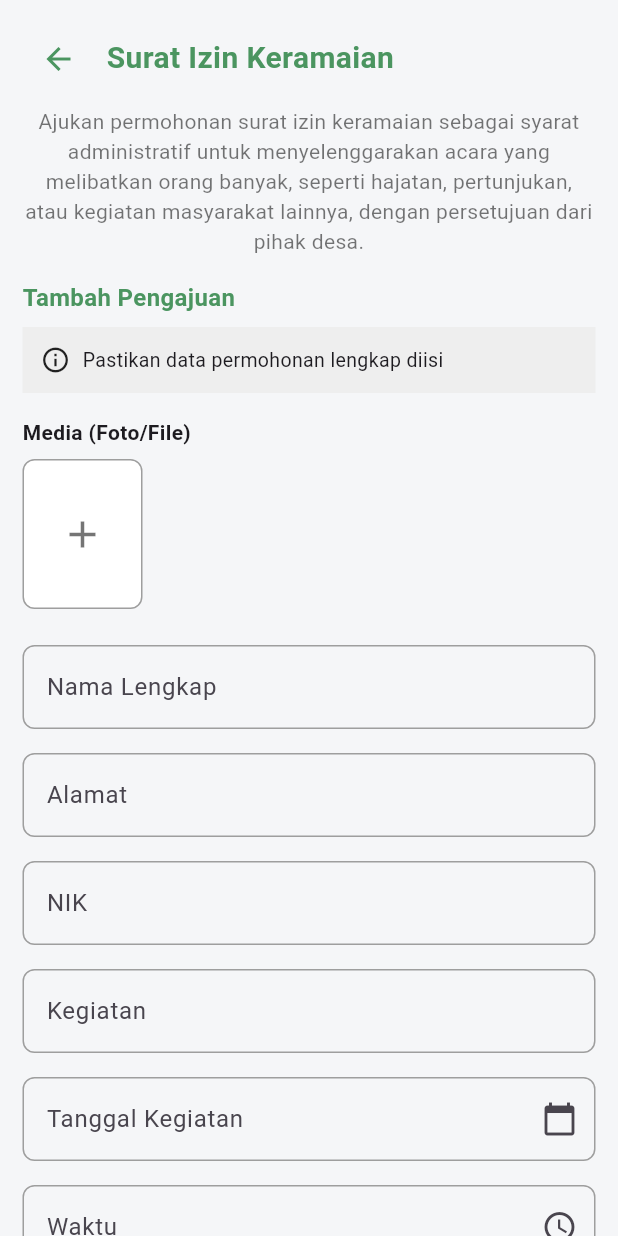
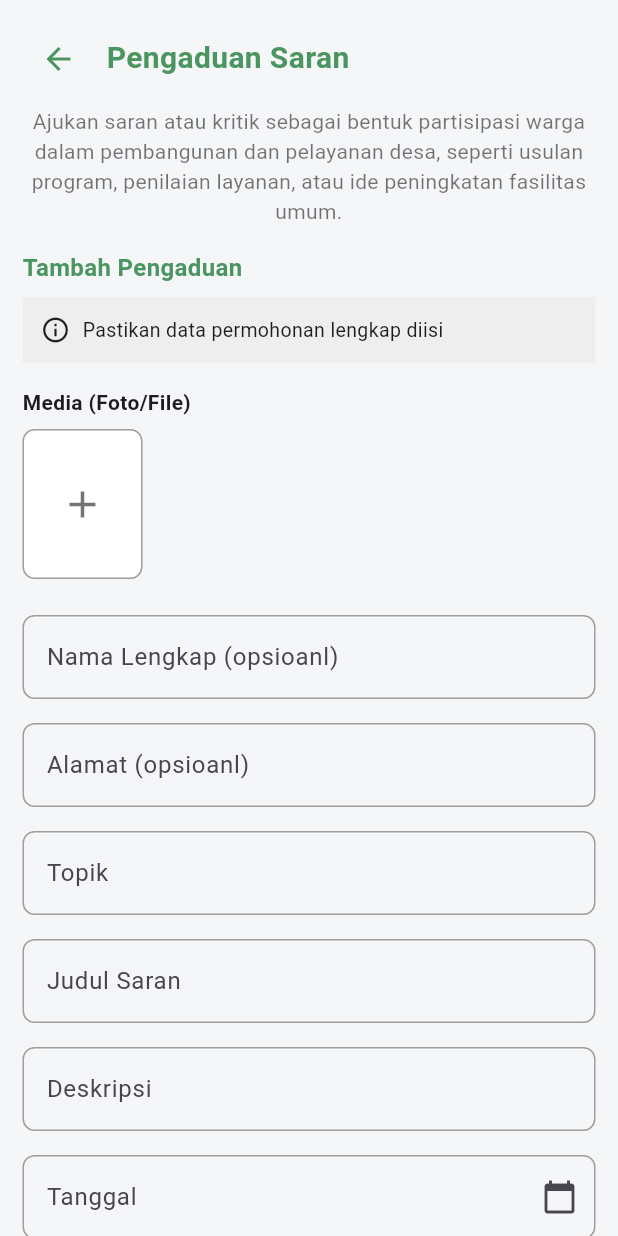
Before and after one commit to Donnz9/E-LaDes-2.0, a Flutter app: the PengaduanSaran screen opened directly with empty values, on a phone screen of 412 x 824 dp. Run offline on Flutter 3.47's test engine with Material 3 defaults, Android fonts, the phone set to English and light mode, and no system bars; our stand-ins replace file_picker, firebase_auth, firebase_core, google_fonts, google_sign_in, image_picker and 2 more; accounts and stored records are empty.

Commit message:
pengaduan saran

```diff
--- a/lib/Pages/Screens/Pengaduan/infrastruktur/infrastruktur.dart
+++ b/lib/Pages/Screens/Pengaduan/infrastruktur/infrastruktur.dart
@@ -206,7 +206,7 @@ class _PengaduanInfrastrukturState extends State<PengaduanInfrastruktur> {
                     Navigator.pop(context);
 
                     if (response['status'] == 'success') {
-                      Snackbar.show(context, "Pengaduan berhasil dikirim!");
+                      Snackbar.show(context, "Pengaduan berhasil dikirim!\nTerima kasih atas laporanya");
                       Navigator.pop(context);
                       widget.onNavigate(2);
                     } else {
--- a/lib/Pages/Screens/Pengaduan/saran/saran.dart
+++ b/lib/Pages/Screens/Pengaduan/saran/saran.dart
@@ -1,9 +1,8 @@
 import 'package:elades20/Models/user_model.dart';
 import 'package:elades20/Pages/Widgets/form_widgets.dart';
 import 'package:elades20/Pages/Widgets/snackbar.dart';
-import 'package:elades20/Services/Pengajuan/pengajuan_service.dart';
+import 'package:elades20/Services/Pengaduan/pengaduan_service.dart';
 import 'package:flutter/material.dart';
-import 'package:flutter/services.dart';
 import 'package:permission_handler/permission_handler.dart';
 
 class PengaduanSaran extends StatefulWidget {
@@ -36,12 +35,12 @@ class _PengaduanSaranState extends State<PengaduanSaran> {
   }
 
   final TextEditingController _namaController = TextEditingController();
-  final TextEditingController _nikController = TextEditingController();
   final TextEditingController _alamatController = TextEditingController();
-  final TextEditingController _kegiatanController = TextEditingController();
+  final TextEditingController _topikController =
+      TextEditingController();
+  final TextEditingController _judulSaranController = TextEditingController();
+  final TextEditingController _deskripsiController = TextEditingController();
   final TextEditingController _tanggalController = TextEditingController();
-  final TextEditingController _waktuController = TextEditingController();
-  final TextEditingController _tempatController = TextEditingController();
 
   @override
   Widget build(BuildContext context) {
@@ -64,7 +63,7 @@ class _PengaduanSaranState extends State<PengaduanSaran> {
                   ),
                   const SizedBox(width: 8),
                   const Text(
-                    "Surat Izin Keramaian",
+                    "Pengaduan Saran",
                     style: TextStyle(
                       fontSize: 20,
                       fontWeight: FontWeight.bold,
@@ -77,7 +76,7 @@ class _PengaduanSaranState extends State<PengaduanSaran> {
               const SizedBox(height: 8),
               const Center(
                 child: Text(
-                  "Ajukan permohonan surat izin keramaian sebagai syarat administratif untuk menyelenggarakan acara yang melibatkan orang banyak, seperti hajatan, pertunjukan, atau kegiatan masyarakat lainnya, dengan persetujuan dari pihak desa.",
+                  "Ajukan saran atau kritik sebagai bentuk partisipasi warga dalam pembangunan dan pelayanan desa, seperti usulan program, penilaian layanan, atau ide peningkatan fasilitas umum.",
                   style: TextStyle(
                     fontSize: 14,
                     color: Colors.black54,
@@ -87,7 +86,7 @@ class _PengaduanSaranState extends State<PengaduanSaran> {
               ),
               const SizedBox(height: 16),
               const Text(
-                "Tambah Pengajuan",
+                "Tambah Pengaduan",
                 style: TextStyle(
                   fontWeight: FontWeight.bold,
                   fontSize: 16,
@@ -118,32 +117,29 @@ class _PengaduanSaranState extends State<PengaduanSaran> {
                   (paths) => setState(() => _mediaPaths = paths)),
               const SizedBox(height: 16),
               FormWidgets.buildTextField(
-                  label: "Nama Lengkap", controller: _namaController),
+                  label: "Nama Lengkap (opsioanl)", controller: _namaController),
               FormWidgets.buildTextField(
-                  label: "Alamat", controller: _alamatController),
-              FormWidgets.buildNikField(
-                  label: "NIK", controller: _nikController),
+                  label: "Alamat (opsioanl)", controller: _alamatController),
               FormWidgets.buildTextField(
-                  label: "Kegiatan", controller: _kegiatanController),
+                  label: "Topik",
+                  controller: _topikController),
+              FormWidgets.buildTextField(
+                  label: "Judul Saran",
+                  controller: _judulSaranController),
+              FormWidgets.buildTextField(
+                  label: "Deskripsi",
+                  controller: _deskripsiController),
               FormWidgets.buildDateField(
-                  label: "Tanggal Kegiatan",
-                  controller: _tanggalController,
-                  context: context),
-              FormWidgets.buildTimeField(
-                  label: "Waktu", controller: _waktuController, context: context),
-              FormWidgets.buildTextField(
-                  label: "Tempat", controller: _tempatController),
+                  label: "Tanggal",
+                  controller: _tanggalController, context: context),
 
               const SizedBox(height: 24),
               ElevatedButton(
                 onPressed: () async {
-                  if (_namaController.text.isEmpty ||
-                      _nikController.text.isEmpty ||
-                      _kegiatanController.text.isEmpty ||
-                      _tanggalController.text.isEmpty ||
-                      _waktuController.text.isEmpty ||
-                      _tempatController.text.isEmpty ||
-                      _alamatController.text.isEmpty) {
+                  if (_topikController.text.isEmpty ||
+                      _judulSaranController.text.isEmpty ||
+                      _deskripsiController.text.isEmpty ||
+                      _tanggalController.text.isEmpty) {
                     Snackbar.show(context, "Semua data wajib diisi!",
                         isError: true);
                     return;
@@ -164,8 +160,9 @@ class _PengaduanSaranState extends State<PengaduanSaran> {
                             )),
                         TextButton(
                             onPressed: () => Navigator.of(context).pop(true),
-                            child: const Text("Sudah",
-                                style: TextStyle(color: Color(0xFF4B9560)),
+                            child: const Text(
+                              "Sudah",
+                              style: TextStyle(color: Color(0xFF4B9560)),
                             )),
                       ],
                     ),
@@ -186,14 +183,13 @@ class _PengaduanSaranState extends State<PengaduanSaran> {
 
                   try {
                     // Jika user sudah
-                    final response = await KeramaianService.submitForm(
+                    final response = await SaranService.submitForm(
                       nama: _namaController.text,
                       alamat: _alamatController.text,
-                      nik: _nikController.text,
-                      kegiatan: _kegiatanController.text,
+                      topik: _topikController.text,
+                      judul_saran: _judulSaranController.text,
+                      deskripsi: _deskripsiController.text,
                       tanggal: _tanggalController.text,
-                      waktu: _waktuController.text,
-                      tempat: _tempatController.text,
                       filePaths: _mediaPaths, // Pass all media paths
                       username: widget.user.nama,
                     );
@@ -201,9 +197,9 @@ class _PengaduanSaranState extends State<PengaduanSaran> {
                     Navigator.pop(context);
 
                     if (response['status'] == 'success') {
-                      Snackbar.show(context, "Pengajuan berhasil dikirim!");
+                      Snackbar.show(context, "Pengaduan berhasil dikirim!\nTerima kasih atas sarannya");
                       Navigator.pop(context);
-                      widget.onNavigate(0);
+                      widget.onNavigate(2);
                     } else {
                       Snackbar.show(context, "Gagal: ${response['message']}",
                           isError: true);
@@ -222,7 +218,7 @@ class _PengaduanSaranState extends State<PengaduanSaran> {
                   ),
                 ),
                 child: const Text(
-                  "Ajukan Permohonan",
+                  "Ajukan Pengaduan",
                   style: TextStyle(
                     color: Colors.white,
                     fontWeight: FontWeight.bold,
--- a/lib/services/Pengaduan/pengaduan_service.dart
+++ b/lib/services/Pengaduan/pengaduan_service.dart
@@ -95,55 +95,28 @@ class KeamananService {
 
 class SaranService {
   static Future<Map<String, dynamic>> submitForm({
-    //bapak
-    required String namaBpk,
-    required String tempatLahirBpk,
-    required String tanggalLahirBpk,
-    required String pekerjaanBpk,
-    required String alamatBpk,
-
-    //ibu
-    required String namaIbu,
-    required String tempatLahirIbu,
-    required String tanggalLahirIbu,
-    required String pekerjaanIbu,
-    required String alamatIbu,
-
-    //anak
-    required String nama,
-    required String nik,
-    required String tempatLahir,
-    required String tanggalLahir,
-    required String jenisKelamin,
+    required String? nama,
     required String alamat,
-    required String keperluan,
+    required String topik,
+    required String judul_saran,
+    required String deskripsi,
+    required String tanggal,
     required List<String> filePaths, // boleh null
     required String username,
   }) async {
-    var uri = Uri.parse("${AppConfig.baseUrl}/pengajuan/pengajuan_sktm.php");
+    var uri = Uri.parse("${AppConfig.baseUrl}/pengaduan/pengaduan_saran.php");
     var request = http.MultipartRequest("POST", uri);
 
-    request.fields['kode_surat'] = "sktm";
-    //bpk
-    request.fields['nama_bapak'] = namaBpk;
-    request.fields['tempat_tanggal_lahir_bapak'] = tempatLahirBpk + ', ' + tanggalLahirBpk;
-    request.fields['pekerjaan_bapak'] = pekerjaanBpk;
-    request.fields['alamat_bapak'] = alamatBpk;
-
-    //ibu
-    request.fields['nama_ibu'] = namaIbu;
-    request.fields['tempat_tanggal_lahir_ibu'] = tempatLahirIbu + ', ' + tanggalLahirIbu;
-    request.fields['pekerjaan_ibu'] = pekerjaanIbu;
-    request.fields['alamat_ibu'] = alamatIbu;
-
-    //anak
-    request.fields['nama'] = nama;
-    request.fields['nik'] = nik;
-    request.fields['tempat_tanggal_lahir_anak'] = tempatLahir + ', ' + tanggalLahir;
-    request.fields['jenis_kelamin_anak'] = jenisKelamin;
+    request.fields['kode_pengaduan'] = "saran";
+    if (nama != null && nama.isNotEmpty) {
+      request.fields['nama'] = nama;
+      request.fields['username'] = username; // Hanya tambahkan username jika nama tidak null
+    }
     request.fields['alamat'] = alamat;
-    request.fields['keperluan'] = keperluan;
-    request.fields['username'] = username;
+    request.fields['topik'] = topik;
+    request.fields['judul_saran'] = judul_saran;
+    request.fields['deskripsi'] = deskripsi;
+    request.fields['tanggal'] = tanggal;
 
     if (filePaths.isNotEmpty) {
       for (int i = 0; i < filePaths.length; i++) {
```
Also changed, not shown: 4 other files.
